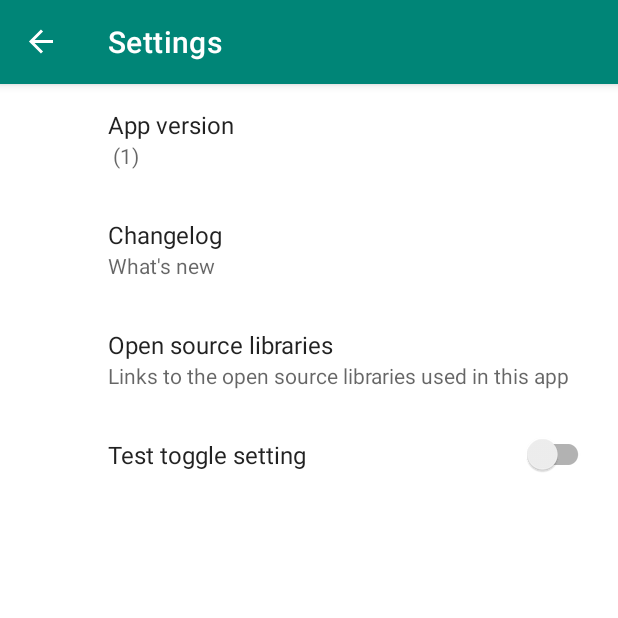
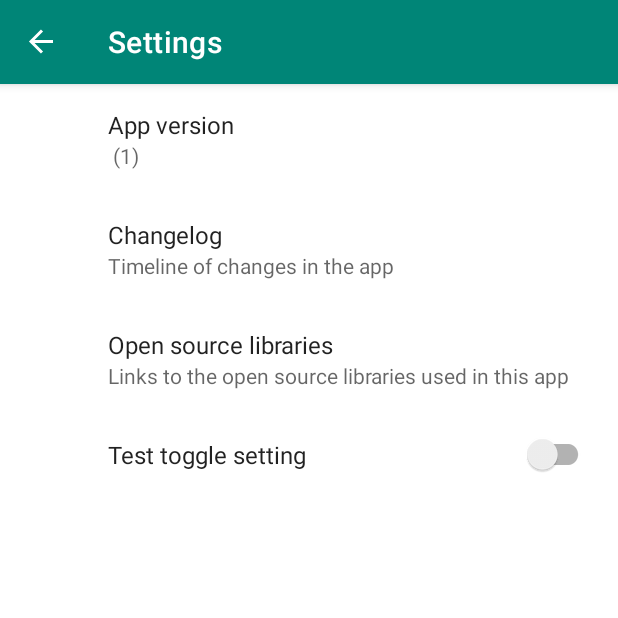
Before and after one commit to msthoma/Obstacle-Detection-for-Pedestrian-Safety, an Android app: the SettingsFragment screen opened through its navigation route, on a phone screen of 412 x 824 dp, the top half of it. Run offline under Robolectric (Android 15) with nearby library versions, the phone set to English and light mode, and no system bars; our stand-ins replace Picasso, Room's generated code, androidx.preference, navigation-ui; libraries missing offline, so code that uses them is left out: com.afollestad.assent, com.michaelflisar.changelog; pictures from the network do not load.

Commit message:
Better changelog preference summary

```diff
--- a/app/src/main/res/values/strings.xml
+++ b/app/src/main/res/values/strings.xml
@@ -44,7 +44,7 @@
     <string name="acra_crash_message">Sorry, the application crashed. Please report the crash by clicking OK below (you\'ll be prompted to email a crash file to the developer).</string>
 
     <string name="setting_app_version_title">App version</string>
-    <string name="setting_changelog_summary">What\'s new</string>
+    <string name="setting_changelog_summary">Timeline of changes in the app</string>
     <string name="setting_changelog_title">Changelog</string>
     <string name="setting_open_source_libraries_summary">Links to the open source libraries used in this app</string>
     <string name="setting_open_source_libraries_title">Open source libraries</string>
```
